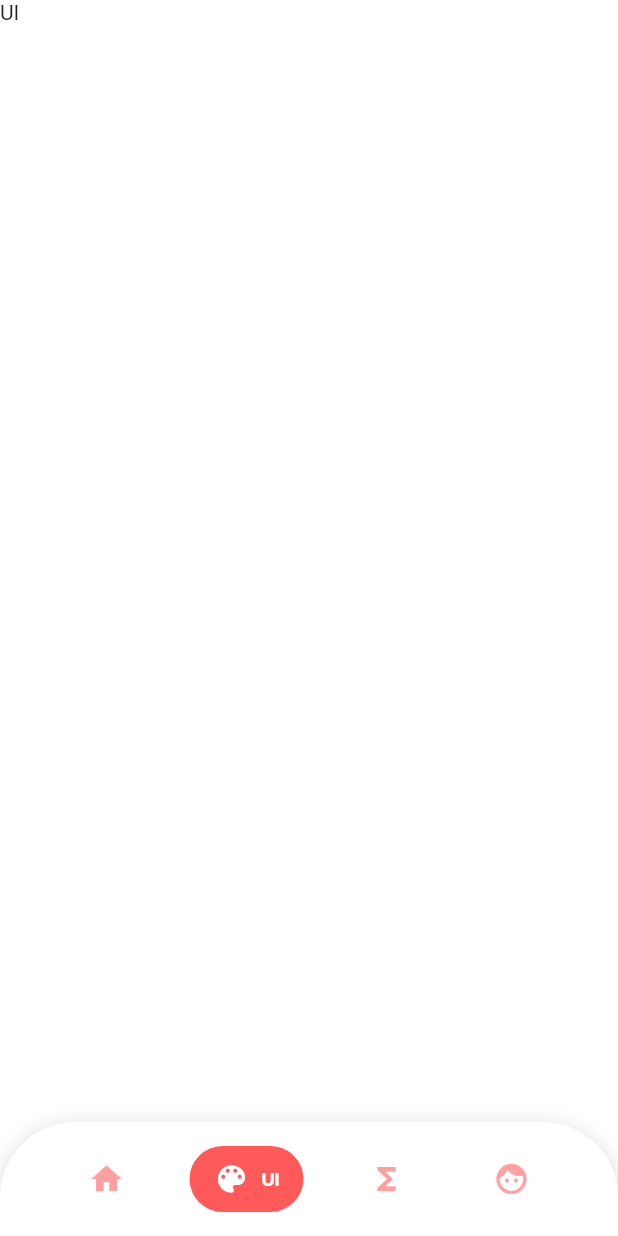
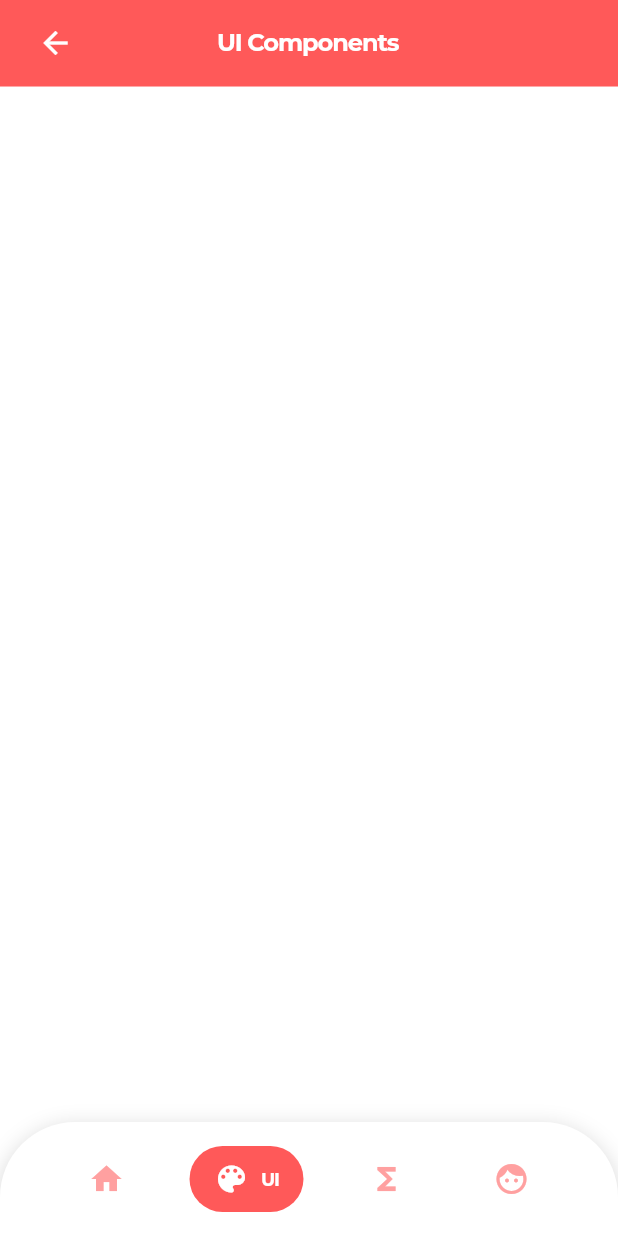
Before and after one commit to GrushaKim/flutter_collection, a Flutter app: the screen it shows after launch, item 2 of the bottom bar chosen, on a phone screen of 412 x 824 dp. Run offline on Flutter 3.47's test engine with Material 2 defaults, Android fonts, the light colour scheme and no system bars; drawn by our look-alikes of salomon_bottom_bar; our stand-ins replace animated_text_kit, easy_localization, fluttertoast, get_it, google_fonts, lottie.

Commit message:
feat: header

```diff
--- a/lib/screens/ui.dart
+++ b/lib/screens/ui.dart
@@ -1,4 +1,5 @@
 import 'package:flutter/cupertino.dart';
+import 'package:flutter_collection/widgets/header.dart';
 
 class UIScreen extends StatefulWidget {
   UIScreen({Key? key}) : super(key: key);
@@ -10,8 +11,18 @@ class UIScreen extends StatefulWidget {
 class _UIScreenState extends State<UIScreen> {
   @override
   Widget build(BuildContext context) {
-    return Container(
-      child: Text('UI')
+    return Column(
+      children: [
+        Header(
+          title: 'UI Components',
+          canBack: true,
+        ),
+        slotMachine(),
+      ],
     );
   }
+
+  slotMachine() => Container(
+
+  );
 }
--- a/lib/widgets/header.dart
+++ b/lib/widgets/header.dart
@@ -1,22 +1,62 @@
-import 'package:flutter/cupertino.dart';
+import 'package:flutter/material.dart';
+import 'package:flutter_collection/routes/navigation_service.dart';
+import 'package:flutter_collection/utils/my_colors.dart';
+import 'package:flutter_collection/widgets/helper.dart';
+import 'package:get_it/get_it.dart';
 
-class Header extends StatefulWidget {
+class Header extends StatelessWidget {
   Header({
-    required this.title,
-    this.canBack,
+    this.title,
+    this.canBack = false,
+    this.onTap,
   });
 
-  final String title;
-  final bool? canBack;
+  final String? title;
+  final bool canBack;
+  final VoidCallback?  onTap;
 
-  @override
-  State<Header> createState() => _HeaderState();
-}
+  final appRouter = GetIt.I<NavigationService>();
 
-class _HeaderState extends State<Header> {
   @override
   Widget build(BuildContext context) {
     return Container(
+      height: Helper.height * .07,
+      color: MyColors.mainScarlet,
+      child: Row(
+        mainAxisAlignment: MainAxisAlignment.spaceAround,
+        children: [
+          canBack
+          ? GestureDetector(
+            onTap: onTap ?? () => appRouter.pop(),
+            child: Container(
+              padding: const EdgeInsets.only(left: 25),
+              child: const Icon(
+                Icons.arrow_back,
+                size: 24,
+                color: Colors.white,
+              ),
+            ),
+          )
+          : Container(),
+          title != '' && title != null
+          ? Expanded(
+            child: Container(
+              padding: canBack ? const EdgeInsets.only(right: 50) : EdgeInsets.zero,
+              alignment: Alignment.center,
+              child: Text(
+                title!,
+                style: Helper.theme.bodyText1?.copyWith(
+                  fontWeight: FontWeight.bold,
+                  color: Colors.white,
+                  fontSize: 16,
+                ),
+              ),
+            ),
+          )
+          : Container(),
+          Container(),
+        ],
+      ),
     );
   }
 }
```
